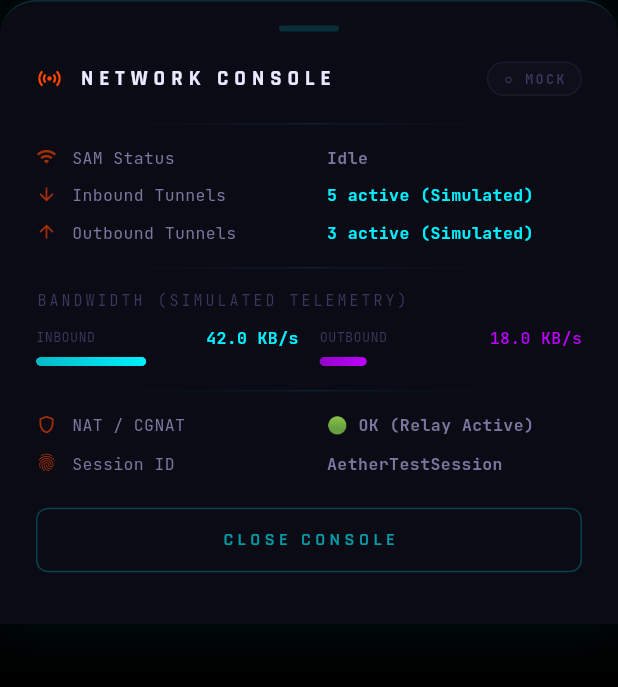
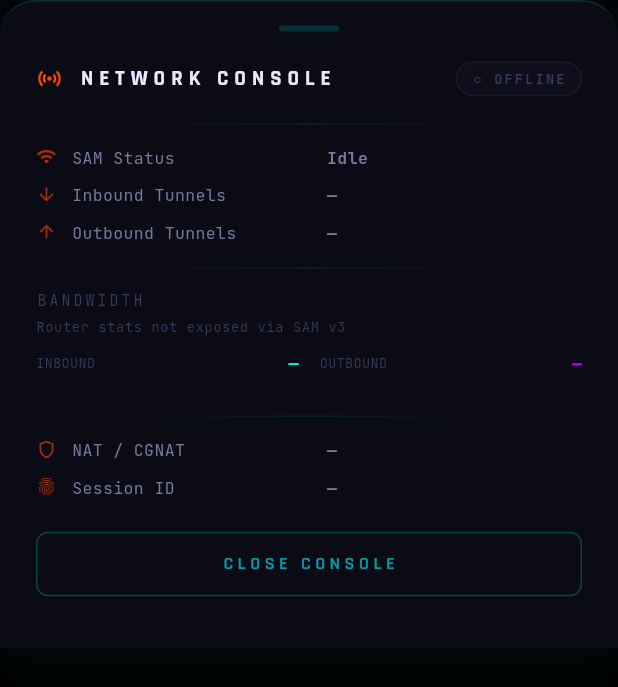
Before and after one commit to bjaouihichem316-boop/kamui, a Flutter app: the NetworkStatsSheet widget shown alone on an empty page, opened directly, on a phone screen of 412 x 824 dp. Shown: the top 687 px of the screen. Run offline on Flutter 3.47's test engine with Material 3 defaults, Android fonts, the phone set to English and light mode, and no system bars; our stand-ins replace flutter_local_notifications, flutter_riverpod, flutter_secure_storage, google_fonts, local_auth, qr_flutter and 2 more; missing offline and left inert: cryptography, mobile_scanner, pointycastle; accounts and stored records are empty.

Commit message:
chore(phase-4): honesty & hygiene - remove fabricated telemetry, structured app logger, zero silent catches

```diff
--- a/lib/screens/node_settings_screen.dart
+++ b/lib/screens/node_settings_screen.dart
@@ -423,9 +423,14 @@ class _NodeSettingsScreenState extends ConsumerState<NodeSettingsScreen> {
             children: [
               Text('Inbound Tunnels',
                   style: GoogleFonts.jetBrainsMono(color: textMid, fontSize: 11)),
-              Text('${sam.inboundTunnels} active (3 hops)',
-                  style: GoogleFonts.jetBrainsMono(
-                      color: cyberCyan, fontSize: 11, fontWeight: FontWeight.w700)),
+              Tooltip(
+                message: 'Router stats not exposed via SAM v3',
+                child: Text('—',
+                    style: GoogleFonts.jetBrainsMono(
+                        color: textMid,
+                        fontSize: 11,
+                        fontWeight: FontWeight.w700)),
+              ),
             ],
           ),
           const SizedBox(height: 8),
@@ -446,9 +451,14 @@ class _NodeSettingsScreenState extends ConsumerState<NodeSettingsScreen> {
             children: [
               Text('Outbound Tunnels',
                   style: GoogleFonts.jetBrainsMono(color: textMid, fontSize: 11)),
-              Text('${sam.outboundTunnels} active (3 hops)',
-                  style: GoogleFonts.jetBrainsMono(
-                      color: cyberCyan, fontSize: 11, fontWeight: FontWeight.w700)),
+              Tooltip(
+                message: 'Router stats not exposed via SAM v3',
+                child: Text('—',
+                    style: GoogleFonts.jetBrainsMono(
+                        color: textMid,
+                        fontSize: 11,
+                        fontWeight: FontWeight.w700)),
+              ),
             ],
           ),
           const SizedBox(height: 8),
--- a/lib/services/session_store.dart
+++ b/lib/services/session_store.dart
@@ -1,5 +1,6 @@
 import 'package:sqflite/sqflite.dart';
 
+import '../core/app_logger.dart';
 import 'crypto_service.dart';
 import 'database_service.dart';
 
@@ -31,6 +32,8 @@ abstract class SessionStore {
 /// SQLite-backed [SessionStore]. Blobs are AES-256-GCM encrypted with the
 /// local [CryptoService] key before insert (`sessions` table, schema v3).
 class SqliteSessionStore implements SessionStore {
+  static const _log = AppLogger('SessionStore');
+
   final DatabaseService _dbService;
   final CryptoService _crypto;
 
@@ -60,6 +63,7 @@ class SqliteSessionStore implements SessionStore {
       return decrypted;
     } catch (_) {
       // Storage unavailable / schema missing → behave as "no saved session".
+      _log.w('Session store load failed for "$conversationId" — treating as absent');
       return null;
     }
   }
@@ -89,6 +93,7 @@ class SqliteSessionStore implements SessionStore {
       );
     } catch (_) {
       // Table may not exist pre-migration — nothing to delete.
+      _log.d('Session store delete skipped (table missing?) for "$conversationId"');
     }
   }
 
@@ -99,6 +104,7 @@ class SqliteSessionStore implements SessionStore {
       await database.delete('sessions');
     } catch (_) {
       // Table may not exist pre-migration — nothing to delete.
+      _log.d('Session store deleteAll skipped (table missing?)');
     }
   }
 }
--- a/lib/widgets/network_stats_sheet.dart
+++ b/lib/widgets/network_stats_sheet.dart
@@ -4,10 +4,13 @@ import 'package:flutter_riverpod/flutter_riverpod.dart';
 import 'package:google_fonts/google_fonts.dart';
 import '../core/theme.dart';
 import '../core/providers.dart';
+import '../services/sam_service.dart';
 
 /// Cyberpunk HUD terminal bottom sheet — shows SAM network statistics and live log.
 ///
-/// FIX BUG-005: [_bwIn] is now correctly updated in [_onStatusUpdate].
+/// Only state the SAM v3 bridge actually reports is displayed (connection,
+/// session, destination). Router-level metrics (tunnel counts, bandwidth,
+/// NAT status) are not exposed by SAM v3 and render as "—".
 class NetworkStatsSheet extends ConsumerStatefulWidget {
   const NetworkStatsSheet({super.key});
 
@@ -16,15 +19,16 @@ class NetworkStatsSheet extends ConsumerStatefulWidget {
 }
 
 class _NetworkStatsSheetState extends ConsumerState<NetworkStatsSheet> {
-  // ── State ──────────────────────────────────────────────────────────────
-  int    _inboundTunnels  = 5;
-  int    _outboundTunnels = 3;
-  double _bwIn            = 0.42; // fraction 0..1
-  double _bwOut           = 0.18; // fraction 0..1
-  String _natStatus       = '🟢 OK (Relay Active)';
-  String _sessionId       = 'AetherTestSession';
+  /// Placeholder for metrics the SAM v3 bridge does not expose.
+  static const String _notExposed = '—';
+
+  /// Explanation shown wherever [_notExposed] appears.
+  static const String _routerStatsNote = 'Router stats not exposed via SAM v3';
+
+  // ── State (real SAM session data only) ────────────────────────────────
+  bool   _isLive          = false;
+  String _sessionId       = _notExposed;
   String _localDest       = '';
-  bool   _isLive          = false;
   String _connectionStatus = 'Idle';
 
   final List<Map<String, dynamic>> _logs = [];
@@ -45,35 +49,23 @@ class _NetworkStatsSheetState extends ConsumerState<NetworkStatsSheet> {
     _logSub    = sam.logStream.listen(_onLogEntry);
   }
 
-  void _applyState(dynamic sam) {
+  void _applyState(SamService sam) {
     setState(() {
-      _isLive          = sam.isConnected as bool;
-      _inboundTunnels  = (sam.inboundTunnels  as int) > 0 ? sam.inboundTunnels  as int : _inboundTunnels;
-      _outboundTunnels = (sam.outboundTunnels as int) > 0 ? sam.outboundTunnels as int : _outboundTunnels;
-      _bwIn            = (sam.bandwidthInKbps  as double) > 0 ? (sam.bandwidthInKbps  as double) / 100 : _bwIn;
-      _bwOut           = (sam.bandwidthOutKbps as double) > 0 ? (sam.bandwidthOutKbps as double) / 100 : _bwOut;
-      _sessionId       = sam.sessionId as String? ?? _sessionId;
-      _localDest       = sam.localDestinationKey as String? ?? '';
-      _natStatus       = _isLive ? '🟢 OK (SAM Bridge Active)' : '⚫ Disconnected';
-      _connectionStatus = (sam.isSessionCreated as bool)
+      _isLive    = sam.isConnected;
+      _sessionId = sam.sessionId ?? _notExposed;
+      _localDest = sam.localDestinationKey ?? '';
+      _connectionStatus = sam.isSessionCreated
           ? 'Session Active'
           : _isLive ? 'Connected' : 'Idle';
     });
   }
 
-  // FIX BUG-005: _bwIn is now updated alongside _bwOut.
   void _onStatusUpdate(Map<String, dynamic> status) {
     if (!mounted) return;
     setState(() {
       _isLive          = status['isConnected']    as bool?   ?? false;
       _sessionId       = status['sessionId']      as String? ?? _sessionId;
       _localDest       = status['localDestinationKey'] as String? ?? '';
-      _inboundTunnels  = (status['inboundTunnels']  as num? ?? _inboundTunnels).toInt();
-      _outboundTunnels = (status['outboundTunnels'] as num? ?? _outboundTunnels).toInt();
-      // BUG-005 FIX ↓
-      _bwIn            = (status['bandwidthInKbps']  as num? ?? _bwIn  * 100).toDouble() / 100;
-      _bwOut           = (status['bandwidthOutKbps'] as num? ?? _bwOut * 100).toDouble() / 100;
-      _natStatus       = _isLive ? '🟢 OK (SAM Bridge Active)' : '⚫ Disconnected';
       _connectionStatus = status['status'] as String? ?? _connectionStatus;
     });
   }
@@ -153,33 +145,42 @@ class _NetworkStatsSheetState extends ConsumerState<NetworkStatsSheet> {
             _divider(),
             const SizedBox(height: 14),
 
-            // Stats (Simulated Telemetry)
+            // Stats — only values SAM v3 actually reports
             _statRow(icon: Icons.wifi, label: 'SAM Status',
                 value: _connectionStatus,
                 color: _isLive ? emeraldGlow : textMid),
             const SizedBox(height: 10),
             _statRow(icon: Icons.arrow_downward, label: 'Inbound Tunnels',
-                value: '$_inboundTunnels active (Simulated)', color: cyberCyan),
+                value: _notExposed, color: textMid,
+                tooltip: _routerStatsNote),
             const SizedBox(height: 10),
             _statRow(icon: Icons.arrow_upward, label: 'Outbound Tunnels',
-                value: '$_outboundTunnels active (Simulated)', color: cyberCyan),
+                value: _notExposed, color: textMid,
+                tooltip: _routerStatsNote),
             const SizedBox(height: 16),
             _divider(),
             const SizedBox(height: 14),
 
-            // Bandwidth meters
+            // Bandwidth — SAM v3 exposes no throughput stats; honest dashes.
             Text(
-              'BANDWIDTH (SIMULATED TELEMETRY)',
+              'BANDWIDTH',
               style: GoogleFonts.jetBrainsMono(
                 fontSize: 10, color: textDim, letterSpacing: 2,
+              ),
+            ),
+            const SizedBox(height: 4),
+            Text(
+              _routerStatsNote,
+              style: GoogleFonts.jetBrainsMono(
+                fontSize: 9, color: textDim, letterSpacing: 0.5,
               ),
             ),
             const SizedBox(height: 10),
             Row(
               children: [
-                Expanded(child: _meter('INBOUND',  '${(_bwIn  * 100).toStringAsFixed(1)} KB/s', _bwIn,  cyberCyan)),
+                Expanded(child: _meter('INBOUND',  _notExposed, 0, cyberCyan)),
                 const SizedBox(width: 14),
-                Expanded(child: _meter('OUTBOUND', '${(_bwOut * 100).toStringAsFixed(1)} KB/s', _bwOut, neonPurple)),
+                Expanded(child: _meter('OUTBOUND', _notExposed, 0, neonPurple)),
               ],
             ),
 
@@ -188,8 +189,8 @@ class _NetworkStatsSheetState extends ConsumerState<NetworkStatsSheet> {
             const SizedBox(height: 14),
 
             _statRow(icon: Icons.shield_outlined, label: 'NAT / CGNAT',
-                value: _natStatus,
-                color: _isLive ? emeraldGlow : textMid),
+                value: _notExposed, color: textMid,
+                tooltip: _routerStatsNote),
             const SizedBox(height: 10),
             _statRow(icon: Icons.fingerprint, label: 'Session ID',
                 value: _sessionId, color: textMid),
@@ -293,7 +294,7 @@ class _NetworkStatsSheetState extends ConsumerState<NetworkStatsSheet> {
         border: Border.all(color: (isLive ? emeraldGlow : textDim).withAlpha(60)),
       ),
       child: Text(
-        isLive ? '● LIVE' : '○ MOCK',
+        isLive ? '● LIVE' : '○ OFFLINE',
         style: GoogleFonts.jetBrainsMono(
           fontSize: 9,
           fontWeight: FontWeight.w700,
@@ -320,7 +321,20 @@ class _NetworkStatsSheetState extends ConsumerState<NetworkStatsSheet> {
     required String   label,
     required String   value,
     required Color    color,
+    String?           tooltip,
   }) {
+    final valueText = Text(
+      value,
+      style: GoogleFonts.jetBrainsMono(
+        fontSize:   11,
+        fontWeight: FontWeight.w700,
+        color:      color,
+        letterSpacing: 0.3,
+      ),
+      textAlign: TextAlign.end,
+      maxLines:  1,
+      overflow:  TextOverflow.ellipsis,
+    );
     return Row(
       children: [
         Icon(icon, size: 14, color: vortexOrange.withAlpha(160)),
@@ -332,18 +346,9 @@ class _NetworkStatsSheetState extends ConsumerState<NetworkStatsSheet> {
           ),
         ),
         Flexible(
-          child: Text(
-            value,
-            style: GoogleFonts.jetBrainsMono(
-              fontSize:   11,
-              fontWeight: FontWeight.w700,
-              color:      color,
-              letterSpacing: 0.3,
-            ),
-            textAlign: TextAlign.end,
-            maxLines:  1,
-            overflow:  TextOverflow.ellipsis,
-          ),
+          child: tooltip == null
+              ? valueText
+              : Tooltip(message: tooltip, child: valueText),
         ),
       ],
     );
```
Also changed, not shown: lib/core/app_logger.dart (added, +70 -0 lines), lib/core/constants.dart (+13 -2 lines), lib/core/providers.dart (+22 -3 lines), lib/main.dart (+6 -6 lines), lib/screens/add_friend_screen.dart (+7 -1 lines), lib/services/database_service.dart (+12 -3 lines), lib/services/notification_service.dart (+9 -2 lines), lib/services/outbox_service.dart (+10 -2 lines), lib/services/sam_service.dart (+6 -32 lines), lib/services/session_manager.dart (+14 -2 lines), 1 other file.
